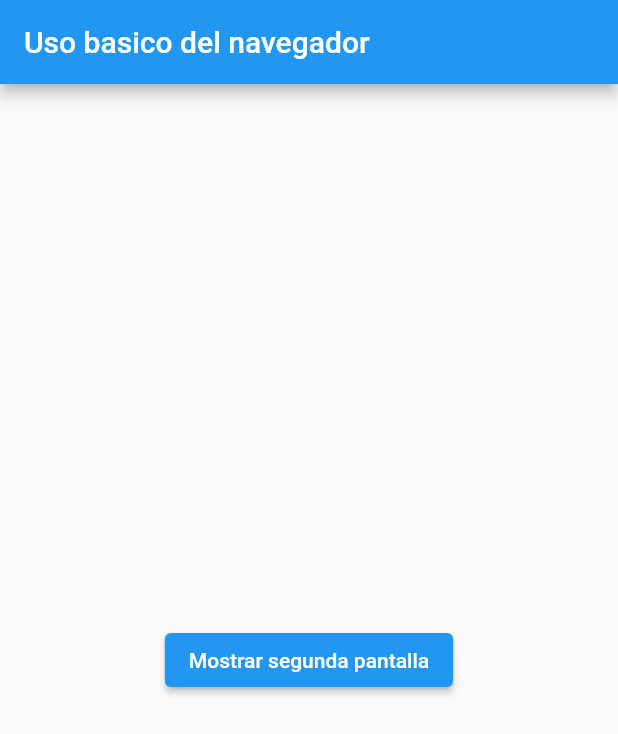
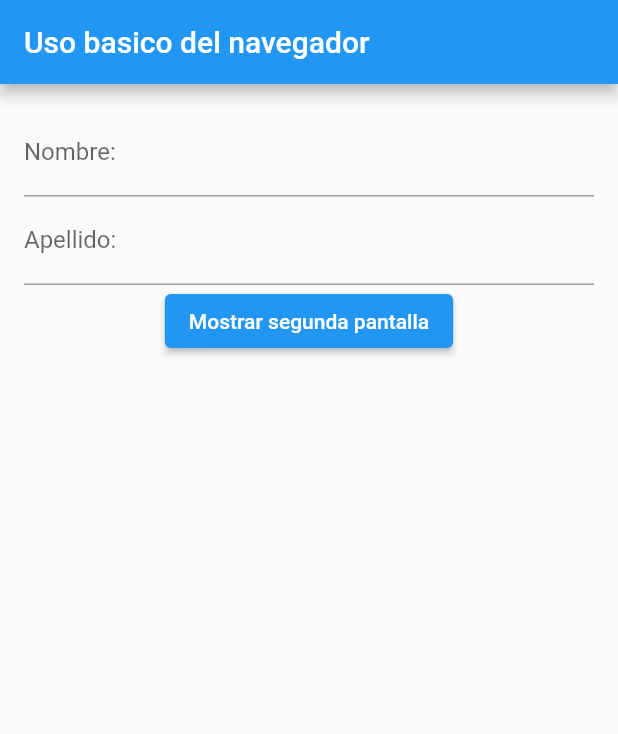
Before and after one commit to Heutlett/curso_flutter, a Flutter app: the screen it shows after launch, on a phone screen of 412 x 824 dp. Shown: the top 734 px of the screen. Run offline on Flutter 3.47's test engine with Material 2 defaults, Android fonts, the phone set to English and light mode, and no system bars.

Commit message:
add: uso de TextField vide 30

```diff
--- a/lib/pages/my_home_page.dart
+++ b/lib/pages/my_home_page.dart
@@ -2,21 +2,63 @@ import 'package:flutter/material.dart';
 
 import 'second_page.dart';
 
-class MyHomePage extends StatelessWidget {
-  const MyHomePage({Key? key}) : super(key: key);
+class MyHomePage extends StatefulWidget {
+  const MyHomePage({super.key});
+
+  @override
+  State<MyHomePage> createState() => _MyHomePageState();
+}
+
+class _MyHomePageState extends State<MyHomePage> {
+  late TextEditingController nameTextController;
+  late TextEditingController lastNameTextController;
+
+  @override
+  void initState() {
+    // TODO: implement initState
+    super.initState();
+
+    nameTextController = TextEditingController();
+    lastNameTextController = TextEditingController();
+  }
+
+  @override
+  void dispose() {
+    // TODO: implement dispose
+    nameTextController.dispose();
+    lastNameTextController.dispose();
+    super.dispose();
+  }
 
   @override
   Widget build(BuildContext context) {
     return Scaffold(
       appBar: AppBar(
-        title: Text('Uso basico del navegador'),
+        title: const Text('Uso basico del navegador'),
       ),
-      body: Center(
-        child: ElevatedButton(
-          child: Text('Mostrar segunda pantalla'),
-          onPressed: () {
-            _showSecondPage(context);
-          },
+      body: Padding(
+        padding: const EdgeInsets.all(16.0),
+        child: Column(
+          children: [
+            Column(
+              children: [
+                TextField(
+                  decoration: InputDecoration(labelText: "Nombre:"),
+                  controller: nameTextController,
+                ),
+                TextField(
+                  decoration: InputDecoration(labelText: "Apellido:"),
+                  controller: lastNameTextController,
+                ),
+                ElevatedButton(
+                  child: const Text('Mostrar segunda pantalla'),
+                  onPressed: () {
+                    _showSecondPage(context);
+                  },
+                ),
+              ],
+            ),
+          ],
         ),
       ),
     );
@@ -24,6 +66,8 @@ class MyHomePage extends StatelessWidget {
 
   void _showSecondPage(BuildContext context) {
     Navigator.of(context).pushNamed("/second",
-        arguments: SecondPageArguments(name: "Adrian", lastName: "Araya"));
+        arguments: SecondPageArguments(
+            name: nameTextController.text,
+            lastName: lastNameTextController.text));
   }
 }
```
Also changed, not shown: lib/pages/second_page.dart (+7 -1 lines).
